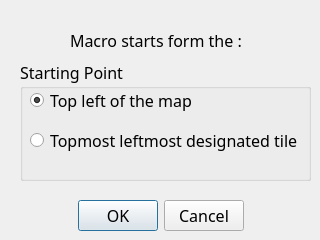
The window that macrotypedialog.ui (Putesestvije/Dwarfchitect) describes before a commit, drawn with Qt 5.
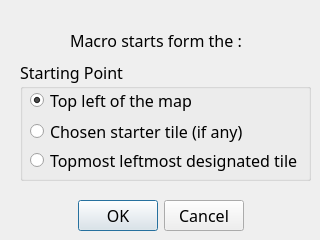
The same window after the commit.

Commit message: Teh starter tile can now be saved, loaded and taken into account when making a macro

Diff of the .ui file:
```diff
--- a/macrotypedialog.ui
+++ b/macrotypedialog.ui
@@ -86,7 +86,7 @@
     <property name="geometry">
      <rect>
       <x>10</x>
-      <y>70</y>
+      <y>90</y>
       <width>281</width>
       <height>21</height>
      </rect>
@@ -95,6 +95,19 @@
      <string>Topmost leftmost designated tile</string>
     </property>
    </widget>
+   <widget class="QRadioButton" name="starter">
+    <property name="geometry">
+     <rect>
+      <x>10</x>
+      <y>60</y>
+      <width>261</width>
+      <height>23</height>
+     </rect>
+    </property>
+    <property name="text">
+     <string>Chosen starter tile (if any)</string>
+    </property>
+   </widget>
   </widget>
  </widget>
  <resources/>
```
Left out of the diff: 2 changed lines with no effect on the pictures. The commit also changes 8 other files.
